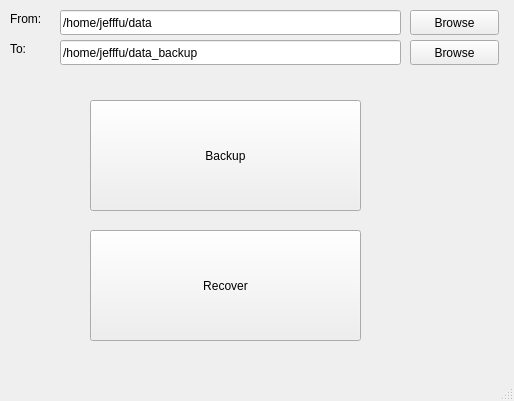
Before: the Qt Designer form mainwindow.ui in Fyy10/File-Backup-System, drawn with Qt 5.
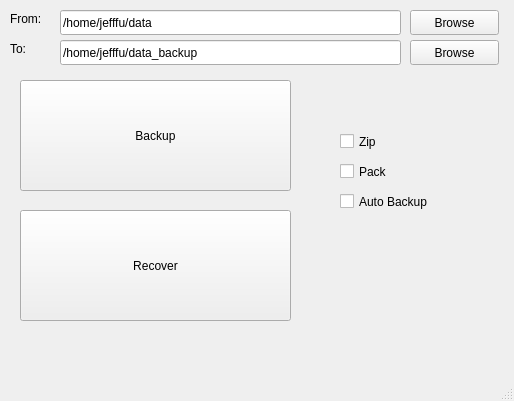
After: the same form once the commit is applied.

```diff
--- a/mainwindow.ui
+++ b/mainwindow.ui
@@ -17,8 +17,8 @@
    <widget class="QPushButton" name="BackupButton">
     <property name="geometry">
      <rect>
-      <x>90</x>
-      <y>100</y>
+      <x>20</x>
+      <y>80</y>
       <width>271</width>
       <height>111</height>
      </rect>
@@ -30,8 +30,8 @@
    <widget class="QPushButton" name="RecoverButton">
     <property name="geometry">
      <rect>
-      <x>90</x>
-      <y>230</y>
+      <x>20</x>
+      <y>210</y>
       <width>271</width>
       <height>111</height>
      </rect>
@@ -127,6 +127,45 @@
      <string>Browse</string>
     </property>
    </widget>
+   <widget class="QCheckBox" name="ZipOption">
+    <property name="geometry">
+     <rect>
+      <x>340</x>
+      <y>130</y>
+      <width>92</width>
+      <height>23</height>
+     </rect>
+    </property>
+    <property name="text">
+     <string>Zip</string>
+    </property>
+   </widget>
+   <widget class="QCheckBox" name="PackOption">
+    <property name="geometry">
+     <rect>
+      <x>340</x>
+      <y>160</y>
+      <width>92</width>
+      <height>23</height>
+     </rect>
+    </property>
+    <property name="text">
+     <string>Pack</string>
+    </property>
+   </widget>
+   <widget class="QCheckBox" name="AutoOption">
+    <property name="geometry">
+     <rect>
+      <x>340</x>
+      <y>190</y>
+      <width>121</width>
+      <height>23</height>
+     </rect>
+    </property>
+    <property name="text">
+     <string>Auto Backup</string>
+    </property>
+   </widget>
   </widget>
   <widget class="QMenuBar" name="menubar">
    <property name="geometry">
```
Left out of the diff: 2 changed lines with no effect on the pictures.
